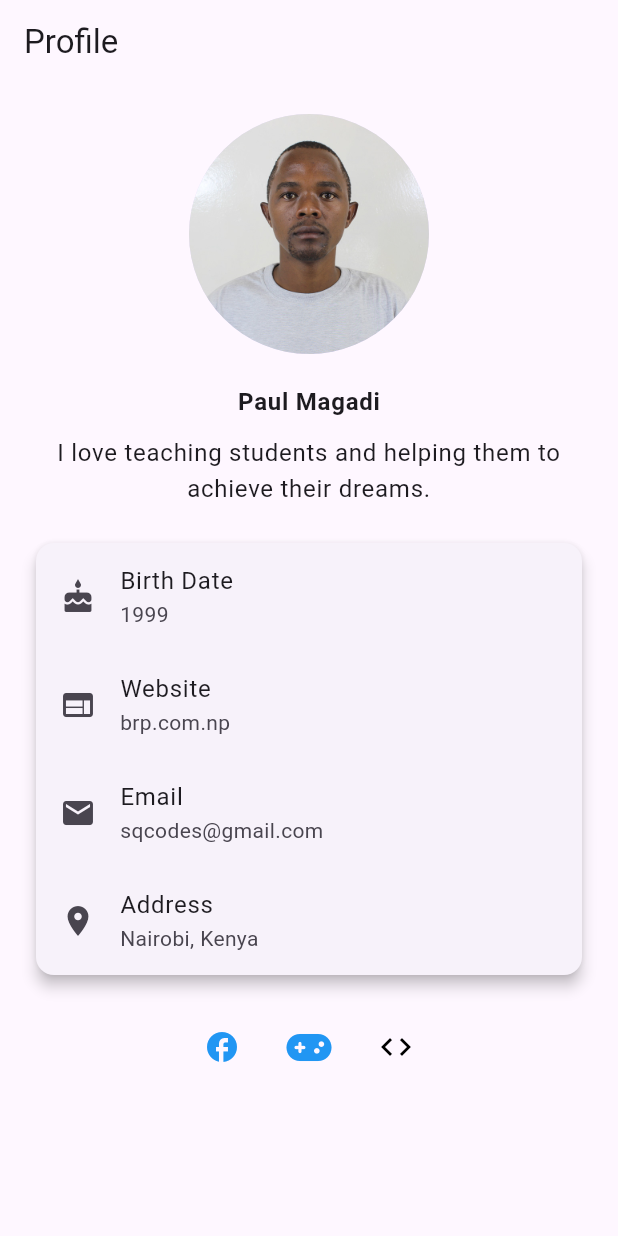
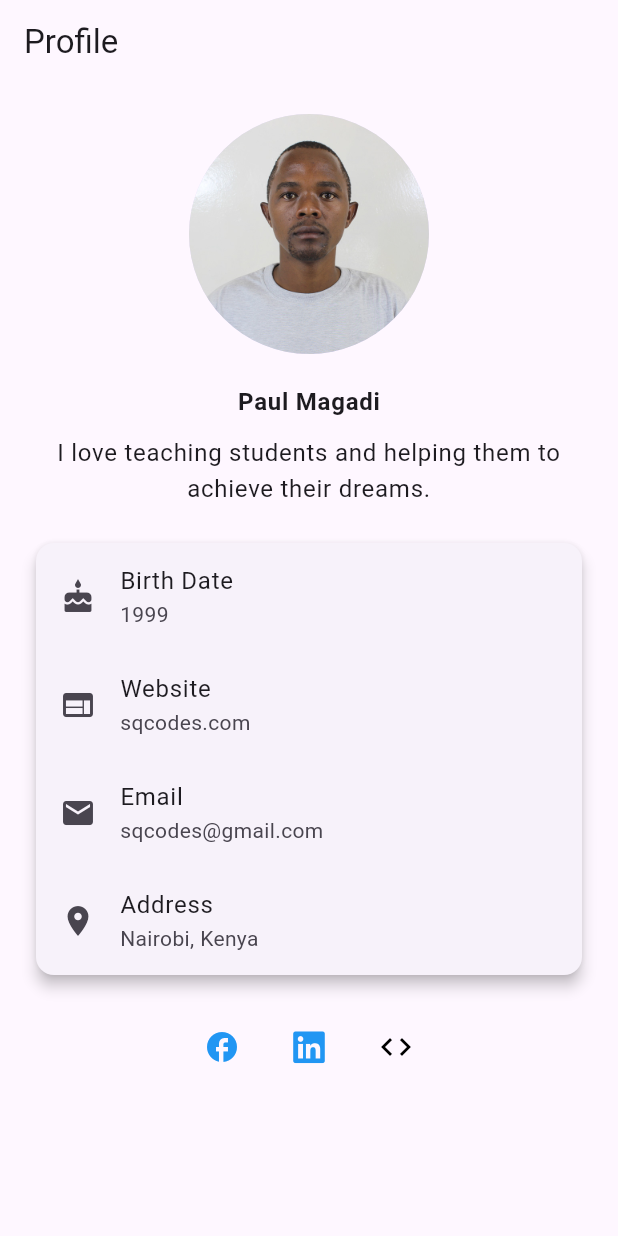
Before and after one commit to paulmagadi/Learn_Flutter, a Flutter app: the screen it shows after launch, on a phone screen of 412 x 824 dp. Run offline on Flutter 3.47's test engine with Material 3 defaults, Android fonts, the phone set to English and light mode, and no system bars; our stand-ins replace font_awesome_flutter.

Commit message:
modified:   practice_flutter/myprofile_app_01/lib/main.dart

```diff
--- a/practice_flutter/myprofile_app_01/lib/main.dart
+++ b/practice_flutter/myprofile_app_01/lib/main.dart
@@ -1,6 +1,5 @@
 import 'package:flutter/material.dart';
 import 'package:font_awesome_flutter/font_awesome_flutter.dart';
-
 
 void main() {
   runApp(const ProfileApp());
@@ -64,7 +63,7 @@ class ProfilePage extends StatelessWidget {
                 ListTile(
                     leading: const Icon(Icons.web),
                     title: const Text('Website'),
-                    subtitle: const Text('brp.com.np'),
+                    subtitle: const Text('sqcodes.com'),
                     onTap: () {}),
                 const ListTile(
                   leading: Icon(Icons.email),
@@ -90,7 +89,7 @@ class ProfilePage extends StatelessWidget {
                 tooltip: 'Facebook',
               ),
               IconButton(
-                icon: const FaIcon(FontAwesomeIcons.gamepad),
+                icon: const FaIcon(FontAwesomeIcons.linkedin),
                 onPressed: () {},
                 color: Colors.blue,
                 tooltip: 'LinkedIn',
```
